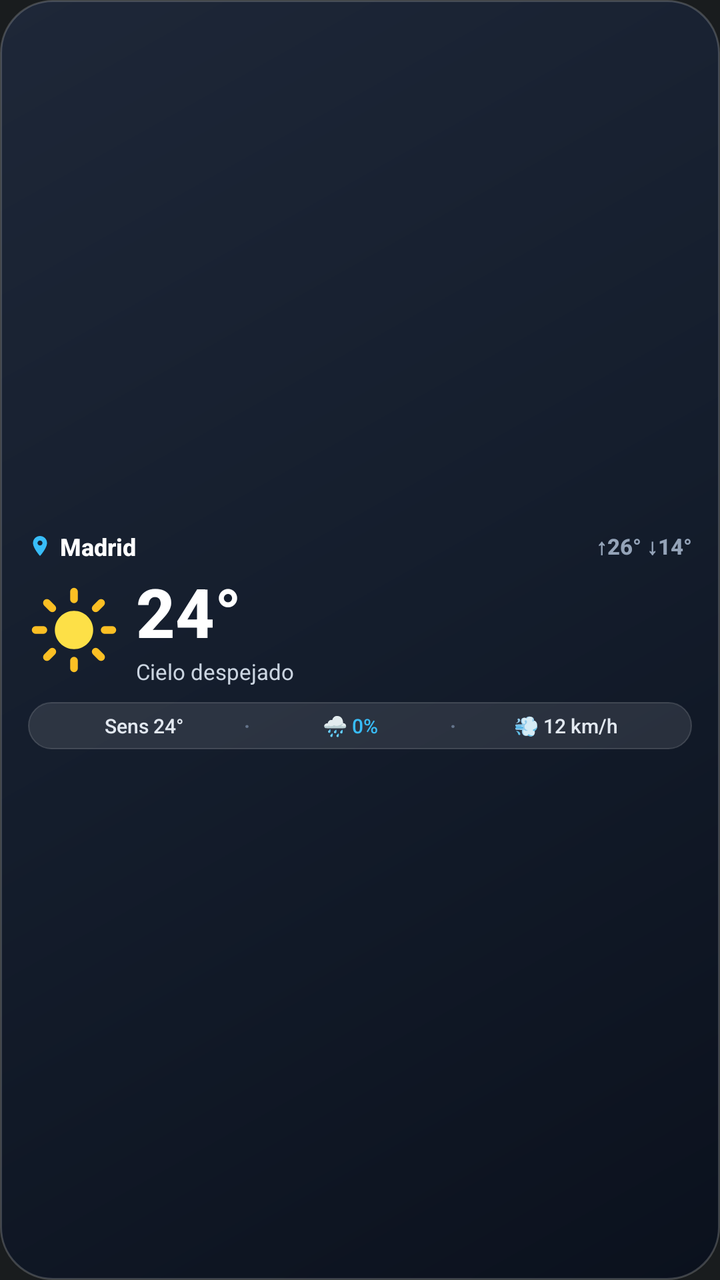
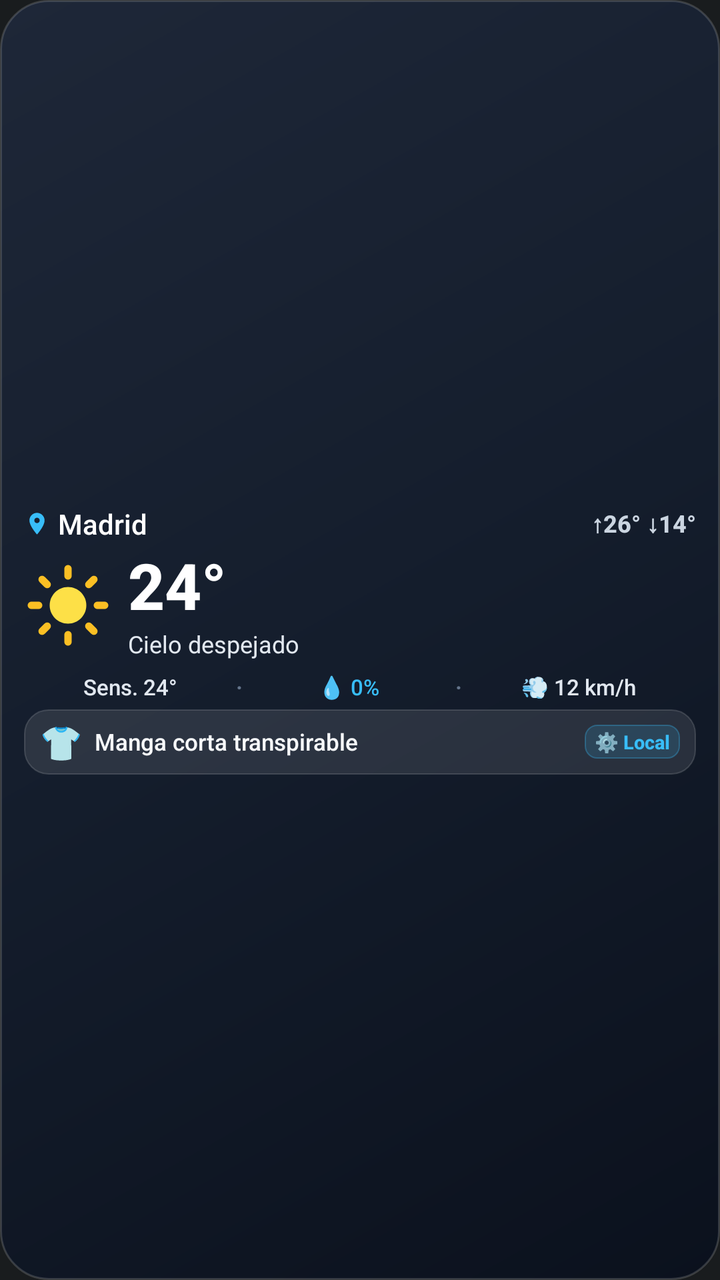

Screens rendered from an Android XML layout before and after an edit, with the pre-edit source and the edit as a unified diff.
<!-- AndroidManifest.xml: application theme Theme.MyApplication -->
<!-- res/layout/widget_weather_2x2.xml -->
<?xml version="1.0" encoding="utf-8"?>
<LinearLayout xmlns:android="http://schemas.android.com/apk/res/android"
    android:id="@+id/widget_root"
    android:layout_width="match_parent"
    android:layout_height="match_parent"
    android:background="@drawable/widget_glass_background"
    android:orientation="vertical"
    android:paddingStart="14dp"
    android:paddingEnd="14dp"
    android:paddingTop="12dp"
    android:paddingBottom="12dp"
    android:gravity="center">

    
    <LinearLayout
        android:layout_width="match_parent"
        android:layout_height="wrap_content"
        android:orientation="horizontal"
        android:gravity="center_vertical">

        <ImageView
            android:layout_width="12dp"
            android:layout_height="12dp"
            android:src="@drawable/ic_widget_location"
            android:contentDescription="@null" />

        <TextView
            android:id="@+id/widget_location"
            android:layout_width="0dp"
            android:layout_height="wrap_content"
            android:layout_weight="1"
            android:layout_marginStart="4dp"
            android:text="Madrid"
            android:textColor="#FFFFFF"
            android:textSize="12sp"
            android:textStyle="bold"
            android:fontFamily="sans-serif-medium"
            android:maxLines="1"
            android:ellipsize="end" />

        <TextView
            android:id="@+id/widget_high_low"
            android:layout_width="wrap_content"
            android:layout_height="wrap_content"
            android:text="↑26° ↓14°"
            android:textColor="#94A3B8"
            android:textSize="11sp"
            android:textStyle="bold"
            android:fontFamily="sans-serif-medium" />
    </LinearLayout>

    
    <LinearLayout
        android:layout_width="match_parent"
        android:layout_height="wrap_content"
        android:layout_marginTop="6dp"
        android:layout_marginBottom="4dp"
        android:orientation="horizontal"
        android:gravity="center_vertical">

        <ImageView
            android:id="@+id/widget_icon"
            android:layout_width="46dp"
            android:layout_height="46dp"
            android:src="@drawable/ic_widget_sun"
            android:contentDescription="@null" />

        <LinearLayout
            android:layout_width="0dp"
            android:layout_height="wrap_content"
            android:layout_weight="1"
            android:layout_marginStart="8dp"
            android:orientation="vertical"
            android:gravity="center_vertical">

            <TextView
                android:id="@+id/widget_temperature"
                android:layout_width="wrap_content"
                android:layout_height="wrap_content"
                android:text="24°"
                android:textColor="#FFFFFF"
                android:textSize="34sp"
                android:textStyle="bold"
                android:fontFamily="sans-serif-medium"
                android:includeFontPadding="false" />

            <TextView
                android:id="@+id/widget_description"
                android:layout_width="wrap_content"
                android:layout_height="wrap_content"
                android:layout_marginTop="1dp"
                android:text="Cielo despejado"
                android:textColor="#CBD5E1"
                android:textSize="11sp"
                android:fontFamily="sans-serif"
                android:maxLines="1"
                android:ellipsize="end" />
        </LinearLayout>
    </LinearLayout>

    
    <LinearLayout
        android:id="@+id/widget_stats_container"
        android:layout_width="match_parent"
        android:layout_height="wrap_content"
        android:layout_marginTop="4dp"
        android:background="@drawable/widget_chip_background"
        android:orientation="horizontal"
        android:paddingHorizontal="8dp"
        android:paddingVertical="5dp"
        android:gravity="center">

        
        <TextView
            android:id="@+id/widget_feels_like"
            android:layout_width="0dp"
            android:layout_height="wrap_content"
            android:layout_weight="1"
            android:text="Sens 24°"
            android:textColor="#E2E8F0"
            android:textSize="10sp"
            android:fontFamily="sans-serif-medium"
            android:gravity="center"
            android:maxLines="1" />

        <TextView
            android:layout_width="wrap_content"
            android:layout_height="wrap_content"
            android:text="·"
            android:textColor="#64748B"
            android:textSize="10sp"
            android:textStyle="bold" />

        
        <TextView
            android:id="@+id/widget_rain_prob"
            android:layout_width="0dp"
            android:layout_height="wrap_content"
            android:layout_weight="1"
            android:text="🌧 0%"
            android:textColor="#38BDF8"
            android:textSize="10sp"
            android:fontFamily="sans-serif-medium"
            android:gravity="center"
            android:maxLines="1" />

        <TextView
            android:layout_width="wrap_content"
            android:layout_height="wrap_content"
            android:text="·"
            android:textColor="#64748B"
            android:textSize="10sp"
            android:textStyle="bold" />

        
        <TextView
            android:id="@+id/widget_wind"
            android:layout_width="0dp"
            android:layout_height="wrap_content"
            android:layout_weight="1.1"
            android:text="💨 12 km/h"
            android:textColor="#E2E8F0"
            android:textSize="10sp"
            android:fontFamily="sans-serif-medium"
            android:gravity="center"
            android:maxLines="1" />

    </LinearLayout>

</LinearLayout>
<!-- resources referenced by this layout -->
<resources>
  <!-- drawable ic_widget_location (drawable) -->
  <vector xmlns:android="http://schemas.android.com/apk/res/android"
      android:width="20dp"
      android:height="20dp"
      android:viewportWidth="24"
      android:viewportHeight="24">
      <path
          android:fillColor="#38BDF8"
          android:pathData="M12,2C8.13,2 5,5.13 5,9c0,5.25 7,13 7,13s7,-7.75 7,-13c0,-3.87 -3.13,-7 -7,-7zM12,11.5c-1.38,0 -2.5,-1.12 -2.5,-2.5s1.12,-2.5 2.5,-2.5 2.5,1.12 2.5,2.5 -1.12,2.5 -2.5,2.5z" />
  </vector>
  <!-- drawable ic_widget_sun (drawable) -->
  <vector xmlns:android="http://schemas.android.com/apk/res/android"
      android:width="48dp"
      android:height="48dp"
      android:viewportWidth="24"
      android:viewportHeight="24">
      <path
          android:fillColor="#FDE047"
          android:pathData="M12,7c-2.76,0 -5,2.24 -5,5s2.24,5 5,5 5,-2.24 5,-5 -2.24,-5 -5,-5z" />
      <path
          android:strokeColor="#FBBF24"
          android:strokeWidth="2"
          android:strokeLineCap="round"
          android:pathData="M12,2v2M12,20v2M4.93,4.93l1.41,1.41M17.66,17.66l1.41,1.41M2,12h2M20,12h2M6.34,17.66l-1.41,1.41M19.07,4.93l-1.41,1.41" />
  </vector>
  <!-- drawable widget_chip_background (drawable) -->
  <?xml version="1.0" encoding="utf-8"?>
  <shape xmlns:android="http://schemas.android.com/apk/res/android"
      android:shape="rectangle">
      <solid android:color="#1AFFFFFF" />
      <corners android:radius="12dp" />
      <stroke
          android:width="0.8dp"
          android:color="#25FFFFFF" />
  </shape>
  <!-- drawable widget_glass_background (drawable) -->
  <?xml version="1.0" encoding="utf-8"?>
  <shape xmlns:android="http://schemas.android.com/apk/res/android"
      android:shape="rectangle">
      <gradient
          android:angle="315"
          android:startColor="#1E2738"
          android:centerColor="#141D2C"
          android:endColor="#0B111D"
          android:type="linear" />
      <corners android:radius="26dp" />
      <stroke
          android:width="1dp"
          android:color="#30FFFFFF" />
  </shape>
  <style name="Theme.MyApplication" parent="android:Theme.DeviceDefault.NoActionBar" />
</resources>

<!-- the commit's change to res/layout/widget_weather_2x2.xml (unified diff, before → after) -->
@@ -5,10 +5,7 @@
     android:layout_height="match_parent"
     android:background="@drawable/widget_glass_background"
     android:orientation="vertical"
-    android:paddingStart="14dp"
-    android:paddingEnd="14dp"
-    android:paddingTop="12dp"
-    android:paddingBottom="12dp"
+    android:padding="12dp"
     android:gravity="center">
 
     
@@ -19,8 +16,8 @@
         android:gravity="center_vertical">
 
         <ImageView
-            android:layout_width="12dp"
-            android:layout_height="12dp"
+            android:layout_width="13dp"
+            android:layout_height="13dp"
             android:src="@drawable/ic_widget_location"
             android:contentDescription="@null" />
 
@@ -30,22 +27,22 @@
             android:layout_height="wrap_content"
             android:layout_weight="1"
             android:layout_marginStart="4dp"
+            android:layout_marginEnd="6dp"
             android:text="Madrid"
             android:textColor="#FFFFFF"
+            android:textSize="14sp"
+            android:fontFamily="sans-serif-medium"
+            android:maxLines="1"
+            android:ellipsize="end" />
+
+        <TextView
+            android:id="@+id/widget_high_low"
+            android:layout_width="wrap_content"
+            android:layout_height="wrap_content"
+            android:text="↑26° ↓14°"
+            android:textColor="#CBD5E1"
             android:textSize="12sp"
             android:textStyle="bold"
-            android:fontFamily="sans-serif-medium"
-            android:maxLines="1"
-            android:ellipsize="end" />
-
-        <TextView
-            android:id="@+id/widget_high_low"
-            android:layout_width="wrap_content"
-            android:layout_height="wrap_content"
-            android:text="↑26° ↓14°"
-            android:textColor="#94A3B8"
-            android:textSize="11sp"
-            android:textStyle="bold"
             android:fontFamily="sans-serif-medium" />
     </LinearLayout>
 
@@ -53,15 +50,15 @@
     <LinearLayout
         android:layout_width="match_parent"
         android:layout_height="wrap_content"
-        android:layout_marginTop="6dp"
+        android:layout_marginTop="4dp"
         android:layout_marginBottom="4dp"
         android:orientation="horizontal"
         android:gravity="center_vertical">
 
         <ImageView
             android:id="@+id/widget_icon"
-            android:layout_width="46dp"
-            android:layout_height="46dp"
+            android:layout_width="44dp"
+            android:layout_height="44dp"
             android:src="@drawable/ic_widget_sun"
             android:contentDescription="@null" />
 
@@ -79,7 +76,7 @@
                 android:layout_height="wrap_content"
                 android:text="24°"
                 android:textColor="#FFFFFF"
-                android:textSize="34sp"
+                android:textSize="32sp"
                 android:textStyle="bold"
                 android:fontFamily="sans-serif-medium"
                 android:includeFontPadding="false" />
@@ -90,8 +87,8 @@
                 android:layout_height="wrap_content"
                 android:layout_marginTop="1dp"
                 android:text="Cielo despejado"
-                android:textColor="#CBD5E1"
-                android:textSize="11sp"
+                android:textColor="#E2E8F0"
+                android:textSize="12sp"
                 android:fontFamily="sans-serif"
                 android:maxLines="1"
                 android:ellipsize="end" />
@@ -103,11 +100,9 @@
         android:id="@+id/widget_stats_container"
         android:layout_width="match_parent"
         android:layout_height="wrap_content"
-        android:layout_marginTop="4dp"
-        android:background="@drawable/widget_chip_background"
-        android:orientation="horizontal"
-        android:paddingHorizontal="8dp"
-        android:paddingVertical="5dp"
+        android:layout_marginTop="2dp"
+        android:layout_marginBottom="4dp"
+        android:orientation="horizontal"
         android:gravity="center">
 
         
@@ -116,9 +111,9 @@
             android:layout_width="0dp"
             android:layout_height="wrap_content"
             android:layout_weight="1"
-            android:text="Sens 24°"
+            android:text="Sens. 24°"
             android:textColor="#E2E8F0"
-            android:textSize="10sp"
+            android:textSize="11sp"
             android:fontFamily="sans-serif-medium"
             android:gravity="center"
             android:maxLines="1" />
@@ -128,7 +123,7 @@
             android:layout_height="wrap_content"
             android:text="·"
             android:textColor="#64748B"
-            android:textSize="10sp"
+            android:textSize="11sp"
             android:textStyle="bold" />
 
         
@@ -137,9 +132,9 @@
             android:layout_width="0dp"
             android:layout_height="wrap_content"
             android:layout_weight="1"
-            android:text="🌧 0%"
+            android:text="💧 0%"
             android:textColor="#38BDF8"
-            android:textSize="10sp"
+            android:textSize="11sp"
             android:fontFamily="sans-serif-medium"
             android:gravity="center"
             android:maxLines="1" />
@@ -149,7 +144,7 @@
             android:layout_height="wrap_content"
             android:text="·"
             android:textColor="#64748B"
-            android:textSize="10sp"
+            android:textSize="11sp"
             android:textStyle="bold" />
 
         
@@ -160,11 +155,65 @@
             android:layout_weight="1.1"
             android:text="💨 12 km/h"
             android:textColor="#E2E8F0"
-            android:textSize="10sp"
+            android:textSize="11sp"
             android:fontFamily="sans-serif-medium"
             android:gravity="center"
             android:maxLines="1" />
 
     </LinearLayout>
 
+    
+    <LinearLayout
+        android:id="@+id/widget_clothing_container"
+        android:layout_width="match_parent"
+        android:layout_height="wrap_content"
+        android:background="@drawable/widget_chip_background"
+        android:orientation="horizontal"
+        android:paddingStart="8dp"
+        android:paddingEnd="8dp"
+        android:paddingTop="5dp"
+        android:paddingBottom="5dp"
+        android:gravity="center_vertical">
+
+        
+        <TextView
+            android:id="@+id/widget_clothing_icon"
+            android:layout_width="wrap_content"
+            android:layout_height="wrap_content"
+            android:layout_marginEnd="6dp"
+            android:text="👕"
+            android:textSize="17sp"
+            android:gravity="center" />
+
+        
+        <TextView
+            android:id="@+id/widget_clothing_recommendation"
+            android:layout_width="0dp"
+            android:layout_height="wrap_content"
+            android:layout_weight="1"
+            android:text="Manga corta transpirable"
+            android:textColor="#F8FAFC"
+            android:textSize="11.5sp"
+            android:fontFamily="sans-serif-medium"
+            android:maxLines="2"
+            android:ellipsize="end" />
+
+        
+        <TextView
+            android:id="@+id/widget_source_badge"
+            android:layout_width="wrap_content"
+            android:layout_height="wrap_content"
+            android:layout_marginStart="6dp"
+            android:background="@drawable/widget_badge_background"
+            android:paddingStart="5dp"
+            android:paddingEnd="5dp"
+            android:paddingTop="2dp"
+            android:paddingBottom="2dp"
+            android:text="⚙️ Local"
+            android:textColor="#38BDF8"
+            android:textSize="9.5sp"
+            android:textStyle="bold"
+            android:fontFamily="sans-serif-medium" />
+    </LinearLayout>
+
 </LinearLayout>
<!-- resource entries referenced after the edit -->
@@ -25,6 +25,16 @@
           android:strokeLineCap="round"
           android:pathData="M12,2v2M12,20v2M4.93,4.93l1.41,1.41M17.66,17.66l1.41,1.41M2,12h2M20,12h2M6.34,17.66l-1.41,1.41M19.07,4.93l-1.41,1.41" />
   </vector>
+  <!-- drawable widget_badge_background (drawable) -->
+  <?xml version="1.0" encoding="utf-8"?>
+  <shape xmlns:android="http://schemas.android.com/apk/res/android"
+      android:shape="rectangle">
+      <solid android:color="#2638BDF8" />
+      <corners android:radius="6dp" />
+      <stroke
+          android:width="0.5dp"
+          android:color="#5038BDF8" />
+  </shape>
   <!-- drawable widget_chip_background (drawable) -->
   <?xml version="1.0" encoding="utf-8"?>
   <shape xmlns:android="http://schemas.android.com/apk/res/android"
@@ -45,10 +55,10 @@
           android:centerColor="#141D2C"
           android:endColor="#0B111D"
           android:type="linear" />
-      <corners android:radius="26dp" />
+      <corners android:radius="24dp" />
       <stroke
           android:width="1dp"
-          android:color="#30FFFFFF" />
+          android:color="#28FFFFFF" />
   </shape>
   <style name="Theme.MyApplication" parent="android:Theme.DeviceDefault.NoActionBar" />
 </resources>
